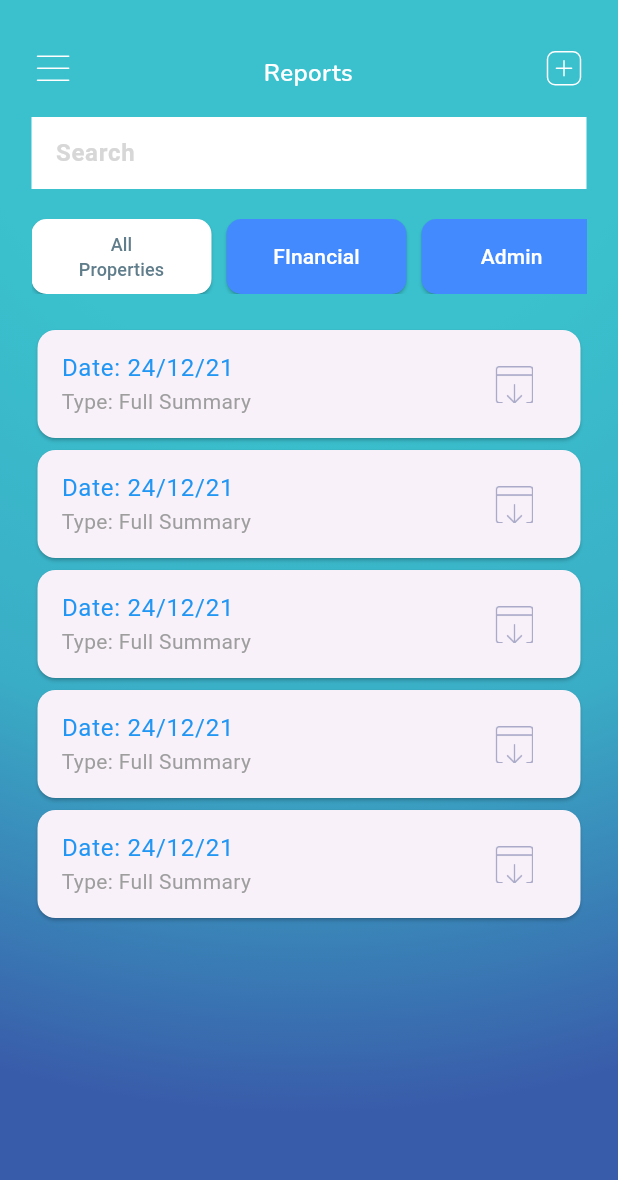
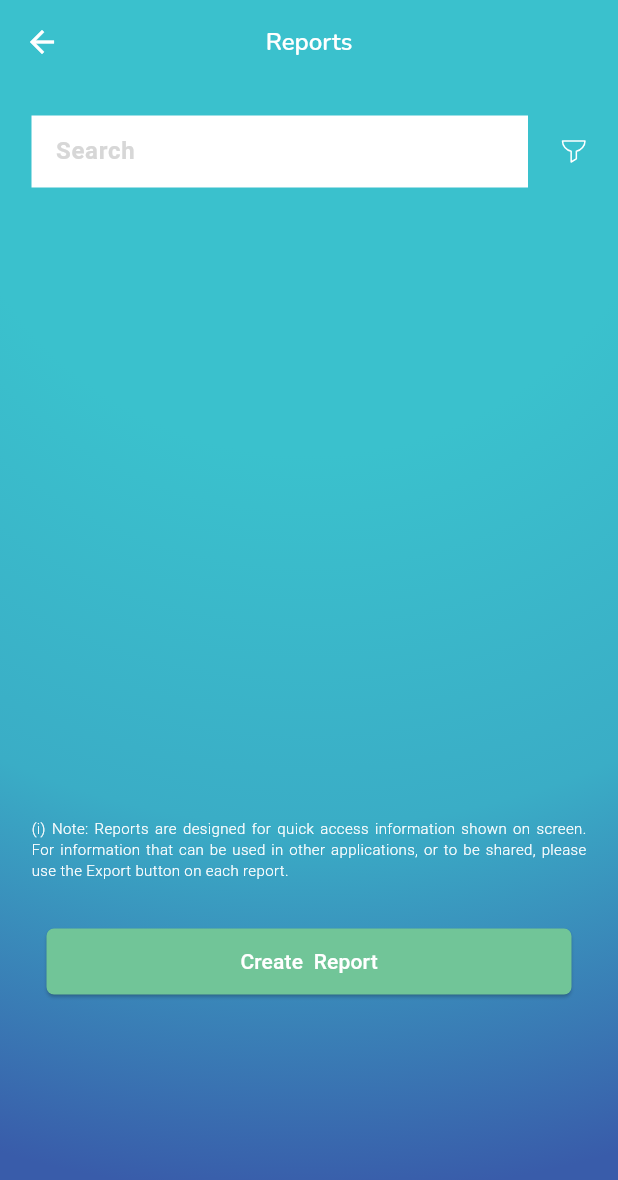
Before and after one commit to fwdAndroid/fyfe, a Flutter app: the Reports screen opened directly, on a phone screen of 412 x 824 dp. Shown: the top 1180 px of the screen. Run offline on Flutter 3.47's test engine with Material 2 defaults, Android fonts, the phone set to English and light mode, and no system bars; our stand-ins replace auto_size_text, cached_network_image, cloud_firestore, firebase_auth, firebase_core, firebase_storage and 7 more; missing offline and left inert: latlng, map; accounts and stored records are empty.

Commit message:
Reports UI Ready with Data

```diff
--- a/lib/screens/reports/reports.dart
+++ b/lib/screens/reports/reports.dart
@@ -1,8 +1,10 @@
+import 'package:cloud_firestore/cloud_firestore.dart';
 import 'package:firebase_auth/firebase_auth.dart';
 import 'package:flutter/material.dart';
 import 'package:flutter_svg/flutter_svg.dart';
 import 'package:fyfe/widgets/custom_appbar.dart';
 import 'package:fyfe/widgets/custom_drawer.dart';
+import 'package:fyfe/widgets/drop.dart';
 import 'package:google_sign_in/google_sign_in.dart';
 
 class Reports extends StatelessWidget {
@@ -15,10 +17,21 @@ class Reports extends StatelessWidget {
 
     return Scaffold(
       key: scaffoldkey,
-      drawer: CustomDrawer(
-        user: FirebaseAuth.instance.currentUser!.displayName,
-        userImage: FirebaseAuth.instance.currentUser!.photoURL,
-        signOut: GoogleSignIn().signOut,
+      appBar: AppBar(
+        iconTheme: IconThemeData(color: Colors.white),
+        centerTitle: true,
+        backgroundColor: const Color(
+          0xff3AC1CD,
+        ),
+        elevation: 0,
+        title: const Text(
+          "Reports",
+          style: const TextStyle(
+              color: Colors.white,
+              fontFamily: "Nunito",
+              fontSize: 16,
+              fontWeight: FontWeight.w600),
+        ),
       ),
       body: SafeArea(
         child: Container(
@@ -41,27 +54,6 @@ class Reports extends StatelessWidget {
           padding: const EdgeInsets.fromLTRB(21.0, 21.0, 21.0, 21.0),
           child: Column(
             children: [
-              CustomAppbar(
-                title: "Reports",
-                trailing: InkWell(
-                  onTap: () {
-                    // Navigator.push(context,
-                    //     MaterialPageRoute(builder: (builder) => AddReport()));
-                  },
-                  child: Padding(
-                    padding: const EdgeInsets.symmetric(horizontal: 3),
-                    child: SvgPicture.asset(
-                      "assets/addProperty.svg",
-                    ),
-                  ),
-                ),
-                ontapLeading: () {
-                  scaffoldkey.currentState?.openDrawer();
-                },
-              ),
-              const SizedBox(
-                height: 18,
-              ),
               Row(
                 children: [
                   Expanded(
@@ -78,75 +70,38 @@ class Reports extends StatelessWidget {
                               fontWeight: FontWeight.w600)),
                     ),
                   ),
-                  // const SizedBox(
-                  //   width: 22,
-                  // ),
-                  // SvgPicture.asset("assets/filter.svg")
+                  const SizedBox(
+                    width: 22,
+                  ),
+                  SvgPicture.asset("assets/filter.svg")
                 ],
               ),
               SizedBox(
-                height: 20,
-              ),
-              SingleChildScrollView(
-                scrollDirection: Axis.horizontal,
-                child: Row(
-                  mainAxisAlignment: MainAxisAlignment.center,
-                  children: [
-                    ElevatedButton(
-                      onPressed: () {},
-                      child: Text(
-                        "All Properties",
-                        style: TextStyle(color: Colors.blueGrey, fontSize: 12),
-                        textAlign: TextAlign.center,
-                      ),
-                      style: ElevatedButton.styleFrom(
-                          shape: RoundedRectangleBorder(
-                            borderRadius: BorderRadius.circular(10.0),
-                          ),
-                          backgroundColor: Colors.white,
-                          fixedSize: Size(120, 50)),
-                    ),
-                    SizedBox(
-                      width: 10,
-                    ),
-                    ElevatedButton(
-                      onPressed: () {},
-                      child: Text(
-                        "FInancial",
-                        style: TextStyle(color: Colors.white),
-                      ),
-                      style: ElevatedButton.styleFrom(
-                          shape: RoundedRectangleBorder(
-                            borderRadius: BorderRadius.circular(10.0),
-                          ),
-                          backgroundColor: Colors.blueAccent,
-                          fixedSize: Size(120, 50)),
-                    ),
-                    SizedBox(
-                      width: 10,
-                    ),
-                    ElevatedButton(
-                      onPressed: () {},
-                      child: Text(
-                        "Admin",
-                        style: TextStyle(color: Colors.white),
-                      ),
-                      style: ElevatedButton.styleFrom(
-                          shape: RoundedRectangleBorder(
-                            borderRadius: BorderRadius.circular(10.0),
-                          ),
-                          backgroundColor: Colors.blueAccent,
-                          fixedSize: Size(120, 50)),
-                    )
-                  ],
-                ),
+                height: 10,
               ),
               Container(
                 height: 400,
-                margin: EdgeInsets.only(top: 20),
-                child: ListView.builder(
-                    itemCount: 5,
+                margin: EdgeInsets.only(top: 10),
+                child: StreamBuilder(
+                    stream: FirebaseFirestore.instance
+                        .collection("property")
+                        .where("uid",
+                            isEqualTo: FirebaseAuth.instance.currentUser!.uid)
+                        .snapshots(),
+                    builder: (BuildContext context,
+                        AsyncSnapshot<QuerySnapshot> snapshot) {
+                      if (!snapshot.hasData) {
+                        return Center(
+                          child: CircularProgressIndicator(),
+                        );
+                      }
+                      return ListView.builder(
+                          itemCount: snapshot.data!.docs.length,
                           itemBuilder: (BuildContext context, int index) {
+                            final List<DocumentSnapshot> documents =
+                                snapshot.data!.docs;
+                            final Map<String, dynamic> data =
+                                documents[index].data() as Map<String, dynamic>;
                             return Card(
                               child: ListTile(
                                 trailing: Padding(
@@ -157,7 +112,7 @@ class Reports extends StatelessWidget {
                                   ),
                                 ),
                                 title: Text(
-                            "Date: 24/12/21",
+                                  data['propertyPurchaseDate'],
                                   style: TextStyle(color: Colors.blue),
                                 ),
                                 subtitle: Text(
@@ -166,8 +121,33 @@ class Reports extends StatelessWidget {
                                 ),
                               ),
                             );
+                          });
                     }),
               ),
+              Text(
+                longText,
+                style: TextStyle(
+                    color: Colors.white,
+                    fontWeight: FontWeight.w300,
+                    fontSize: 10),
+                textAlign: TextAlign.justify,
+              ),
+              const SizedBox(
+                height: 30,
+              ),
+              ElevatedButton(
+                onPressed: () {},
+                child: Text(
+                  "Create  Report",
+                  style: TextStyle(color: Colors.white),
+                ),
+                style: ElevatedButton.styleFrom(
+                    shape: RoundedRectangleBorder(
+                      borderRadius: BorderRadius.circular(5.0),
+                    ),
+                    backgroundColor: Color(0xff71C598),
+                    fixedSize: Size(350, 44)),
+              )
             ],
           ),
         ),
--- a/lib/widgets/drop.dart
+++ b/lib/widgets/drop.dart
@@ -49,3 +49,6 @@ agents(BuildContext context) {
     ),
   );
 }
+
+String longText =
+    "(i) Note: Reports are designed for quick access information shown on screen. For information that can be used in other applications, or to be shared, please use the Export button on each report.";
```
Lines whose indentation alone changed are shown as unchanged.
